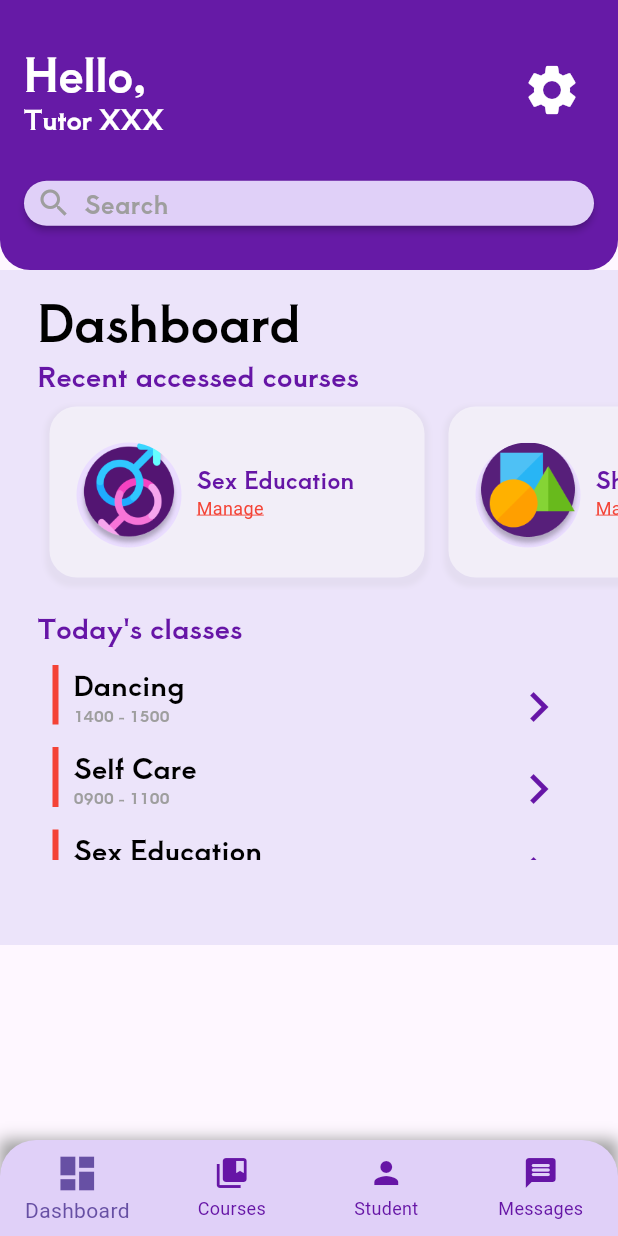
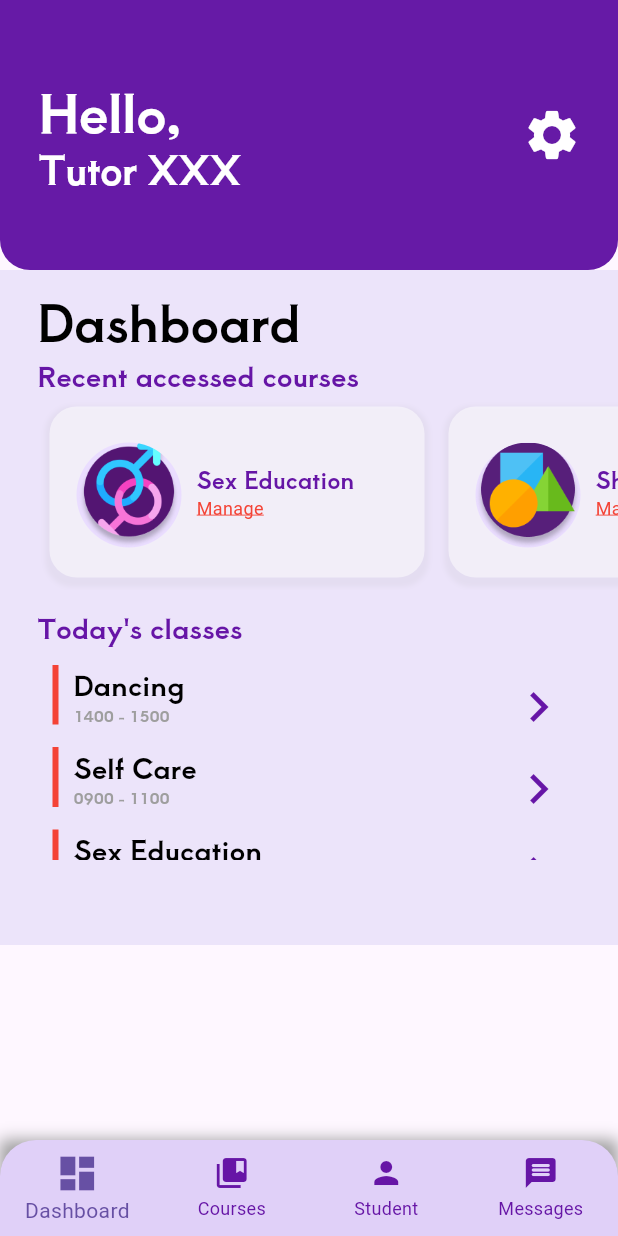
Before and after one commit to yanqi325/Lily-Doll, a Flutter app: the Dashboard screen opened by its route, on a phone screen of 412 x 824 dp. Run offline on Flutter 3.47's test engine with Material 3 defaults, Android fonts, the phone set to English and light mode, and no system bars; our stand-ins replace audioplayers, cloud_firestore, easy_search_bar, file_picker, firebase_auth, firebase_core and 6 more; missing offline and left inert: circular_chart_flutter, flutter_pin_code_fields; accounts and stored records are empty.

Commit message:
removed searchBar

```diff
--- a/lib/educator_screen/dashboard.dart
+++ b/lib/educator_screen/dashboard.dart
@@ -159,6 +159,7 @@ class appBar_educator extends StatelessWidget {
       ),
       title: Row(
         children: [
+          SizedBox(width: 10,),
           Expanded(
             child: Column(
               crossAxisAlignment: CrossAxisAlignment.start,
@@ -171,11 +172,11 @@ class appBar_educator extends StatelessWidget {
                       children: [
                         Text(
                           'Hello,',
-                          style: appBarLabel.copyWith(fontSize: 30),
+                          style: appBarLabel.copyWith(fontSize: 35),
                         ),
                         Text(
                           'Tutor XXX',
-                          style: appBarLabel.copyWith(fontSize: 18),
+                          style: appBarLabel.copyWith(fontSize: 26),
                         ),
                       ],
                     ),
@@ -192,14 +193,11 @@ class appBar_educator extends StatelessWidget {
                     ),
                   ],
                 ),
-                SizedBox(
-                  height: 30,
-                ),
-                Container(
-                    child: searchBar(
-                  width: 400,
-                  height: 30,
-                )),
+                // Container(
+                //     child: searchBar(
+                //   width: 400,
+                //   height: 30,
+                // )),
               ],
             ),
           ),
--- a/lib/educator_screen/manage_courses.dart
+++ b/lib/educator_screen/manage_courses.dart
@@ -58,7 +58,6 @@ class _ManageCoursesScreenState extends State<ManageCourses> {
                         SizedBox(
                           height: 7,
                         ),
-                        searchBar(),
                         SizedBox(
                           height: 12,
                         ),
--- a/lib/educator_screen/students.dart
+++ b/lib/educator_screen/students.dart
@@ -45,10 +45,6 @@ class _StudentScreenState extends State<Students> {
                     'Students',
                     style: appLabelTextStyle.copyWith(fontSize: 30),
                   ),
-                  SizedBox(
-                    height: 7,
-                  ),
-                  searchBar(),
                   SizedBox(
                     height: 12,
                   ),
```
